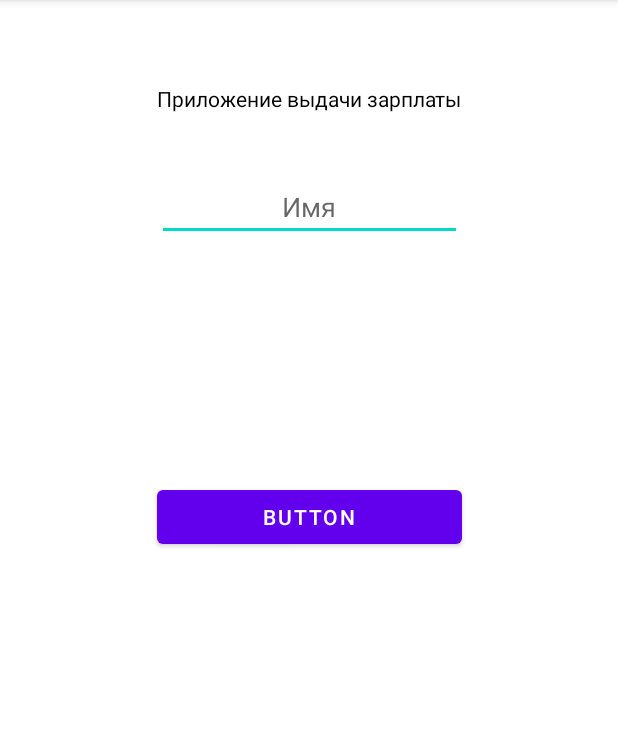
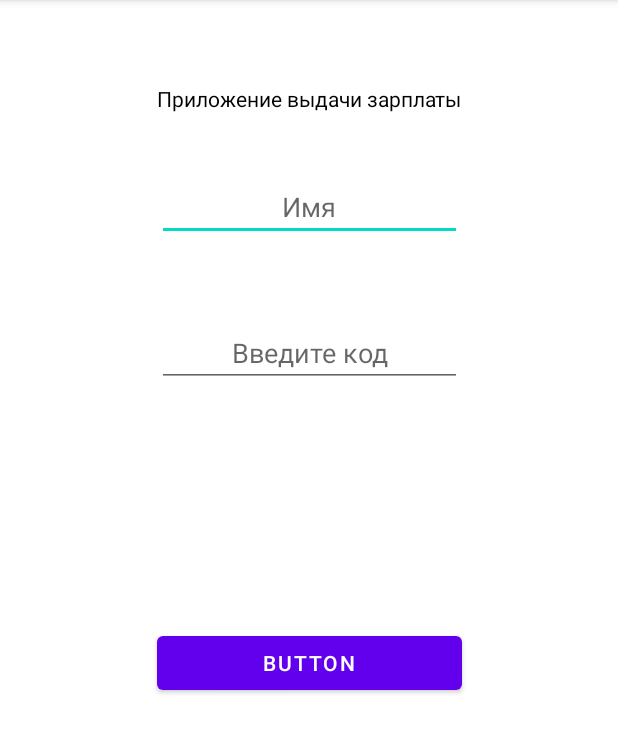
Before and after one commit to MikhailPushkarev25/MyAndroidOnKotlin, an Android app: the MainActivity2 screen opened directly, with no data from a screen before it, on a phone screen of 412 x 824 dp, the part 84-838 px from its top. Run offline under Robolectric (Android 15) with nearby library versions, the phone set to English and light mode, and no system bars.

Commit message:
Lesson_3IfAndWhenRefactor

```diff
--- a/lesson_3/src/main/res/layout/activity_main2.xml
+++ b/lesson_3/src/main/res/layout/activity_main2.xml
@@ -34,13 +34,12 @@
     <TextView
         android:id="@+id/tvName"
         android:layout_width="0dp"
-        android:layout_height="wrap_content"
-        android:layout_marginTop="152dp"
+        android:layout_height="20dp"
+        android:layout_marginTop="40dp"
         android:visibility="gone"
-        app:layout_constraintEnd_toEndOf="@+id/edText"
-        app:layout_constraintHorizontal_bias="0.493"
-        app:layout_constraintStart_toStartOf="@+id/edText"
-        app:layout_constraintTop_toBottomOf="@+id/edText" />
+        app:layout_constraintEnd_toEndOf="@+id/edCode"
+        app:layout_constraintStart_toStartOf="@+id/edCode"
+        app:layout_constraintTop_toBottomOf="@+id/edCode" />
 
     <Button
         android:id="@+id/btnRes"
@@ -52,4 +51,19 @@
         app:layout_constraintHorizontal_bias="0.495"
         app:layout_constraintStart_toStartOf="@+id/edText"
         app:layout_constraintTop_toBottomOf="@+id/tvName" />
+
+    <EditText
+        android:id="@+id/edCode"
+        android:layout_width="0dp"
+        android:layout_height="wrap_content"
+        android:layout_marginTop="52dp"
+        android:ems="10"
+        android:gravity="center"
+        android:hint="Введите код"
+        android:inputType="numberPassword"
+        app:layout_constraintEnd_toEndOf="@+id/edText"
+        app:layout_constraintHorizontal_bias="0.0"
+        app:layout_constraintStart_toStartOf="@+id/edText"
+        app:layout_constraintTop_toBottomOf="@+id/edText" />
+
 </androidx.constraintlayout.widget.ConstraintLayout>
```
Also changed, not shown: lesson_3/src/main/java/com/example/lesson_3/Constance.kt (added, +16 -0 lines), lesson_3/src/main/java/com/example/lesson_3/MainActivity2.kt (+16 -9 lines).
